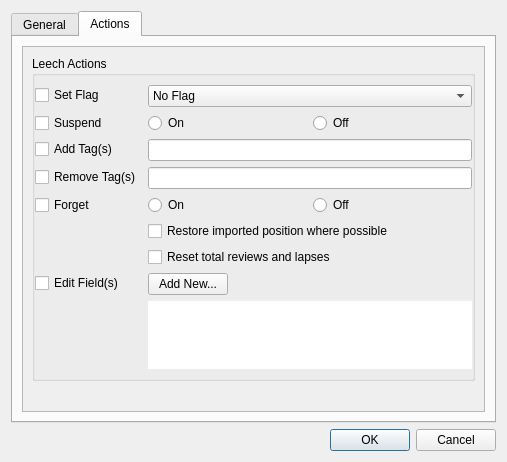
Before: the Qt Designer form res/ui/options_dialog.ui in iamjustkoi/LeechToolkit, drawn with Qt 5.
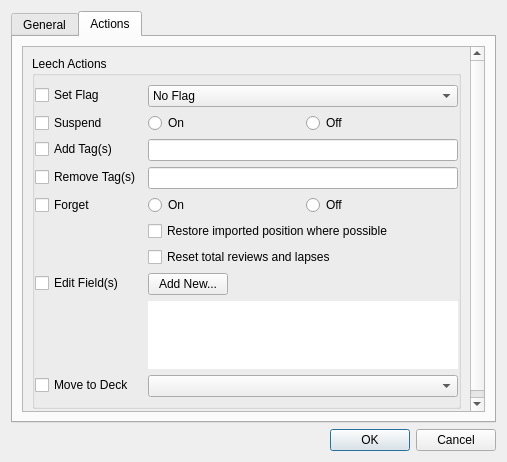
After: the same form once the commit is applied.

Commit message: Added move to deck option templates

Patch:
```diff
--- a/res/ui/options_dialog.ui
+++ b/res/ui/options_dialog.ui
@@ -349,7 +349,7 @@
             <x>0</x>
             <y>0</y>
             <width>463</width>
-            <height>323</height>
+            <height>349</height>
            </rect>
           </property>
           <property name="sizePolicy">
@@ -632,6 +632,16 @@
                   </item>
                  </layout>
                 </item>
+                <item row="8" column="0">
+                 <widget class="QCheckBox" name="deckMoveLabel">
+                  <property name="text">
+                   <string>Move to Deck</string>
+                  </property>
+                 </widget>
+                </item>
+                <item row="8" column="1">
+                 <widget class="QComboBox" name="deckMoveDropdown"/>
+                </item>
                </layout>
               </item>
              </layout>
```
The commit also changes 2 other files.
